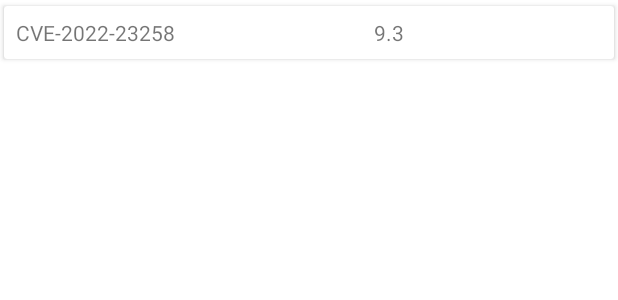
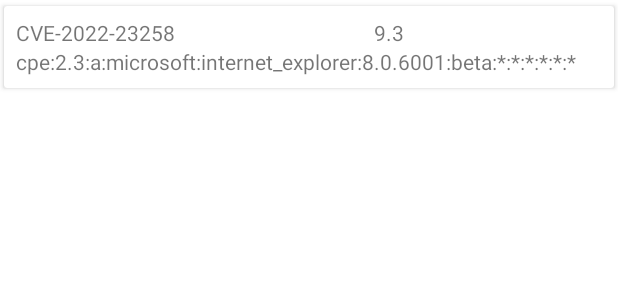
Before and after one commit to DustinOnGithub/CveAlertApp, an Android app: the layout timeline_row.xml on its own in the app's theme, with its tools: preview values and no code run, on a phone screen of 412 x 824 dp. Shown: the top 300 px of the screen. Run offline under Robolectric (Android 15) with nearby library versions, the phone set to English and light mode, and no system bars.

Commit message:
display cpe string in timeline -> added CveWithSubscription.kt

```diff
--- a/app/src/main/java/com/example/cvealert/database/MyRepository.kt
+++ b/app/src/main/java/com/example/cvealert/database/MyRepository.kt
@@ -5,6 +5,7 @@ import androidx.lifecycle.LiveData
 import com.example.cvealert.database.cpe.Cpe
 import com.example.cvealert.database.cve.Cve
 import com.example.cvealert.database.cve.CveDao
+import com.example.cvealert.database.relation.CveWithSubscription
 import com.example.cvealert.database.setting.Setting
 import com.example.cvealert.database.setting.SettingDao
 import com.example.cvealert.database.subscription.Subscription
@@ -21,6 +22,8 @@ class MyRepository(
     val getAllSubscription: LiveData<List<Subscription>> = subscriptionDao.getAll()
     val getAllActiveSubscriptions = subscriptionDao.getAllActive()
     val getAllCves: LiveData<List<Cve>> = cveDao.getAll()
+    val selectCVEwithSubscription: LiveData<List<CveWithSubscription>> =
+        cveDao.selectCVEwithSubscription()
 
     suspend fun insertCve(cve: Cve) {
         cveDao.insertCVE(cve)
--- a/app/src/main/java/com/example/cvealert/database/MyViewModelDb.kt
+++ b/app/src/main/java/com/example/cvealert/database/MyViewModelDb.kt
@@ -6,6 +6,7 @@ import androidx.lifecycle.LiveData
 import androidx.lifecycle.viewModelScope
 import com.example.cvealert.database.cpe.Cpe
 import com.example.cvealert.database.cve.Cve
+import com.example.cvealert.database.relation.CveWithSubscription
 import com.example.cvealert.database.setting.Setting
 import com.example.cvealert.database.subscription.Subscription
 import kotlinx.coroutines.Dispatchers
@@ -16,6 +17,7 @@ class MyViewModelDb(application: Application) : AndroidViewModel(application) {
     val getSetting: LiveData<Setting>
     val getAllSubscriptions: LiveData<List<Subscription>>
     val getAllCves: LiveData<List<Cve>>
+    val selectCVEwithSubscription: LiveData<List<CveWithSubscription>>
 
     private val repository: MyRepository = MyRepository(
         MyDatabase.getDatabase(application).settingDao(),
@@ -27,6 +29,7 @@ class MyViewModelDb(application: Application) : AndroidViewModel(application) {
         getSetting = repository.getSetting
         getAllSubscriptions = repository.getAllSubscription
         getAllCves = repository.getAllCves
+        selectCVEwithSubscription = repository.selectCVEwithSubscription
     }
 
     fun insertCve(cve: Cve) {
--- a/app/src/main/java/com/example/cvealert/database/cve/CveDao.kt
+++ b/app/src/main/java/com/example/cvealert/database/cve/CveDao.kt
@@ -3,6 +3,7 @@ package com.example.cvealert.database.cve
 import androidx.lifecycle.LiveData
 import androidx.room.*
 import com.example.cvealert.database.cpe.Cpe
+import com.example.cvealert.database.relation.CveWithSubscription
 
 @Dao
 interface CveDao {
@@ -52,4 +53,9 @@ interface CveDao {
         "SELECT count(*) FROM cve"
     )
     fun count(): Int
+
+    @Query(
+        "SELECT * from cve INNER JOIN subscription on subscription_id = id"
+    )
+    fun selectCVEwithSubscription(): LiveData<List<CveWithSubscription>>
 }
--- a/app/src/main/java/com/example/cvealert/fragment/cveTimeline/TimelineFragment.kt
+++ b/app/src/main/java/com/example/cvealert/fragment/cveTimeline/TimelineFragment.kt
@@ -27,7 +27,7 @@ class TimelineFragment : Fragment() {
         recyclerView.layoutManager = LinearLayoutManager(requireContext())
 
         myViewModelDb = ViewModelProvider(this)[MyViewModelDb::class.java]
-        myViewModelDb.getAllCves.observe(viewLifecycleOwner) { cves ->
+        myViewModelDb.selectCVEwithSubscription.observe(viewLifecycleOwner) { cves ->
             adapter.setData(cves)
         }
 
--- a/app/src/main/res/layout/timeline_row.xml
+++ b/app/src/main/res/layout/timeline_row.xml
@@ -12,7 +12,7 @@
 
     <androidx.constraintlayout.widget.ConstraintLayout
         android:layout_width="match_parent"
-        android:layout_height="match_parent">
+        android:layout_height="wrap_content">
 
 
         <TextView
@@ -31,6 +31,14 @@
             app:layout_constraintStart_toEndOf="@+id/cveStringTv"
             app:layout_constraintTop_toTopOf="parent"
             tools:text="9.3" />
+
+        <TextView
+            android:id="@+id/cpeString"
+            android:layout_width="wrap_content"
+            android:layout_height="wrap_content"
+            app:layout_constraintStart_toStartOf="@+id/cveStringTv"
+            app:layout_constraintTop_toBottomOf="@+id/severityTv"
+            tools:text="cpe:2.3:a:microsoft:internet_explorer:8.0.6001:beta:*:*:*:*:*:* " />
     </androidx.constraintlayout.widget.ConstraintLayout>
 
 
```
Also changed, not shown: app/src/main/java/com/example/cvealert/database/relation/CveWithSubscription.kt (added, +16 -0 lines), app/src/main/java/com/example/cvealert/fragment/cveTimeline/TimelineAdapter.kt (+10 -6 lines).
